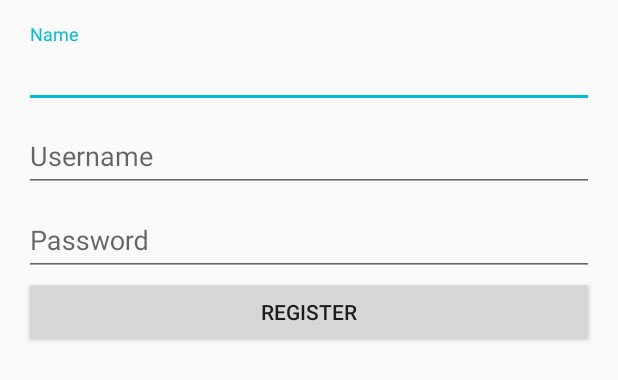
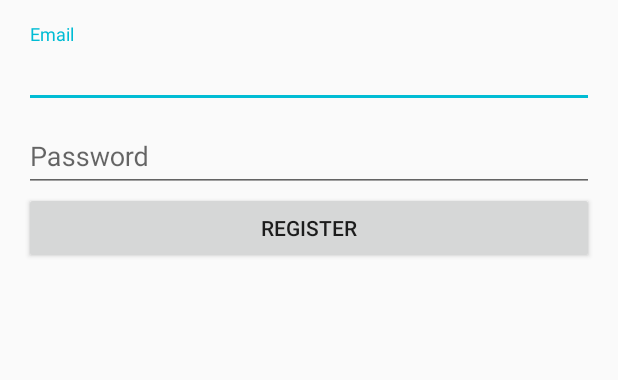
Before and after one commit to aleknik/ExecomAndroidHackathonTask, an Android app: the layout activity_register.xml on its own in the app's theme, with its tools: preview values and no code run, on a phone screen of 412 x 824 dp. Shown: the top 380 px of the screen. Run offline under Robolectric (Android 15) with nearby library versions, the phone set to English and light mode, and no system bars.

Commit message:
Refactoring, removed name from user, removed orm lite anotations

```diff
--- a/app/build.gradle
+++ b/app/build.gradle
@@ -41,8 +41,8 @@ dependencies {
     // Android Annotations
     apt "org.androidannotations:androidannotations:$AAVersion"
     compile "org.androidannotations:androidannotations-api:$AAVersion"
-    apt "org.androidannotations:ormlite:$AAVersion"
-    compile "org.androidannotations:ormlite-api:$AAVersion"
+
+    //rest
     apt "org.androidannotations:rest-spring:$AAVersion"
     compile "org.androidannotations:rest-spring-api:$AAVersion"
 
--- a/app/src/main/res/layout/activity_login.xml
+++ b/app/src/main/res/layout/activity_login.xml
@@ -16,12 +16,12 @@
         android:layout_height="wrap_content">
 
         <android.support.design.widget.TextInputEditText
-            android:id="@+id/username"
+            android:id="@+id/email"
             android:inputType="text"
             android:maxLines="1"
             android:layout_width="match_parent"
             android:layout_height="wrap_content"
-            android:hint="@string/username" />
+            android:hint="@string/email" />
 
     </android.support.design.widget.TextInputLayout>
 
--- a/app/src/main/res/layout/activity_register.xml
+++ b/app/src/main/res/layout/activity_register.xml
@@ -16,26 +16,12 @@
         android:layout_height="wrap_content">
 
         <android.support.design.widget.TextInputEditText
-            android:id="@+id/name"
+            android:id="@+id/email"
             android:inputType="text"
             android:maxLines="1"
             android:layout_width="match_parent"
             android:layout_height="wrap_content"
-            android:hint="@string/name" />
-
-    </android.support.design.widget.TextInputLayout>
-
-    <android.support.design.widget.TextInputLayout
-        android:layout_width="match_parent"
-        android:layout_height="wrap_content">
-
-        <android.support.design.widget.TextInputEditText
-            android:id="@+id/username"
-            android:inputType="text"
-            android:maxLines="1"
-            android:layout_width="match_parent"
-            android:layout_height="wrap_content"
-            android:hint="@string/username" />
+            android:hint="@string/email" />
 
     </android.support.design.widget.TextInputLayout>
 
--- a/app/src/main/res/values/strings.xml
+++ b/app/src/main/res/values/strings.xml
@@ -3,7 +3,7 @@
     <string name="description">Description</string>
     <string name="title">Title</string>
     <string name="save_task">Save task</string>
-    <string name="username">Username</string>
+    <string name="email">Email</string>
     <string name="password">Password</string>
     <string name="log_in">Log in</string>
     <string name="register">Register</string>
```
Also changed, not shown: app/src/main/java/eu/execom/todolistgrouptwo/activity/LoginActivity.java (+5 -5 lines), app/src/main/java/eu/execom/todolistgrouptwo/activity/RegisterActivity.java (+6 -10 lines), app/src/main/java/eu/execom/todolistgrouptwo/model/Task.java (+0 -7 lines), app/src/main/java/eu/execom/todolistgrouptwo/model/User.java (+8 -26 lines).
